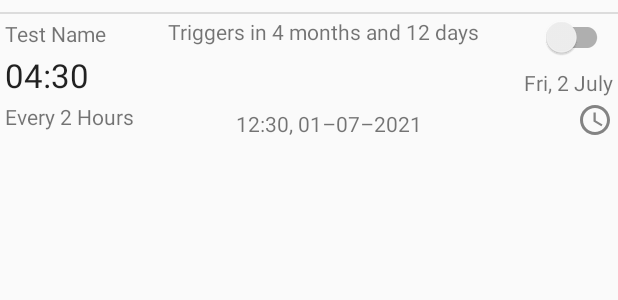
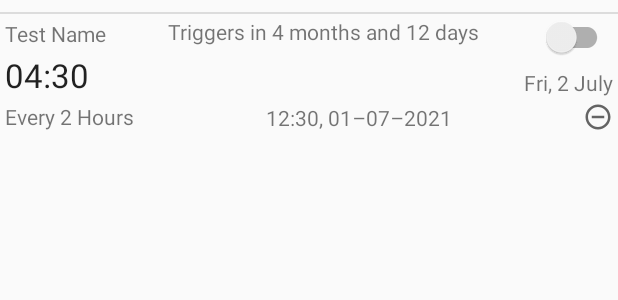
Before and after one commit to anshuldante/my-reminder-app, an Android app: the layout rv_item_reminder.xml on its own in the app's theme, with its tools: preview values and no code run, on a phone screen of 412 x 824 dp. Shown: the top 300 px of the screen. Run offline under Robolectric (Android 15) with nearby library versions, the phone set to English and light mode, and no system bars.

Commit message:
working delete and active-inactive switch

```diff
--- a/app/src/main/java/com/ava/myreminderapp/data/ReminderDao.java
+++ b/app/src/main/java/com/ava/myreminderapp/data/ReminderDao.java
@@ -23,6 +23,9 @@ public interface ReminderDao {
     @Query("Delete from reminders where id = :id")
     void deleteById(int id);
 
+    @Query("update reminders set active = :isActive where id = :id")
+    void updateStatus(int id, boolean isActive);
+
     @Query("SELECT * FROM reminders WHERE id = :userId")
     ReminderModel getReminderById(int userId);
 
--- /dev/null
+++ b/app/src/main/res/drawable/ic_remove_2.xml
@@ -0,0 +1,5 @@
+<vector android:height="20dp" android:tint="?attr/colorControlNormal"
+    android:viewportHeight="24" android:viewportWidth="24"
+    android:width="20dp" xmlns:android="http://schemas.android.com/apk/res/android">
+    <path android:fillColor="@android:color/white" android:pathData="M7,11v2h10v-2L7,11zM12,2C6.48,2 2,6.48 2,12s4.48,10 10,10 10,-4.48 10,-10S17.52,2 12,2zM12,20c-4.41,0 -8,-3.59 -8,-8s3.59,-8 8,-8 8,3.59 8,8 -3.59,8 -8,8z"/>
+</vector>
--- a/app/src/main/res/layout/rv_item_reminder.xml
+++ b/app/src/main/res/layout/rv_item_reminder.xml
@@ -55,18 +55,17 @@
         android:layout_height="wrap_content"
         android:layout_margin="3dp"
         android:text="@string/rir_default_reminder_date"
-        app:layout_constraintBottom_toTopOf="@+id/ara_iv_delete_reminder"
+        app:layout_constraintBottom_toTopOf="@+id/rir_iv_delete_reminder"
         app:layout_constraintEnd_toEndOf="parent"
         app:layout_constraintTop_toBottomOf="@+id/rir_sw_active" />
 
     <ImageView
-        android:id="@+id/ara_iv_delete_reminder"
+        android:id="@+id/rir_iv_delete_reminder"
         android:layout_width="wrap_content"
         android:layout_height="wrap_content"
         android:layout_margin="3dp"
         android:contentDescription="@string/rir_default_delete_reminder"
-        android:src="@drawable/ic_clock"
-
+        android:src="@drawable/ic_remove_2"
         app:layout_constraintBottom_toBottomOf="parent"
         app:layout_constraintEnd_toEndOf="parent" />
 
@@ -87,7 +86,7 @@
         android:layout_margin="3dp"
         android:text="@string/rir_default_end_date_time"
         app:layout_constraintBottom_toBottomOf="parent"
-        app:layout_constraintEnd_toStartOf="@id/rir_tv_reminder_date"
+        app:layout_constraintEnd_toStartOf="@id/rir_iv_delete_reminder"
         app:layout_constraintStart_toEndOf="@id/rir_tv_reminder_recurrence_details" />
 
 </androidx.constraintlayout.widget.ConstraintLayout>
--- a/app/src/main/res/values/strings.xml
+++ b/app/src/main/res/values/strings.xml
@@ -1,5 +1,5 @@
 <resources>
-    <string name="app_name">Reminder One</string>
+    <string name="app_name">My Reminder App</string>
 
     <array name="recurrence_type_array">
         <item>Year(s)</item>
@@ -48,5 +48,9 @@
     <string name="ria_reminder_date">%1$d-%2$d-%3$d</string>
     <string name="ria_occurrence_delay">Triggers in %1$d %2$s and %3$d %4$s</string>
     <string name="ria_end_date_time">%1$d:%2$d, %3$d-%4$d-%5$d</string>
+    <string name="ria_delete_dialog_title">"Delete Reminder"</string>
+    <string name="ria_delete_dialog_message">Are you sure you want to delete \"%1$s\"?</string>
+    <string name="ria_delete_dialog_confirm">Delete</string>
+    <string name="ria_delete_dialog_cancel">Cancel</string>
 
 </resources>
```
Also changed, not shown: app/src/main/java/com/ava/myreminderapp/MainActivity.java (+16 -5 lines), app/src/main/java/com/ava/myreminderapp/adapter/ReminderItemAdapter.java (+32 -8 lines), 1 other file.
